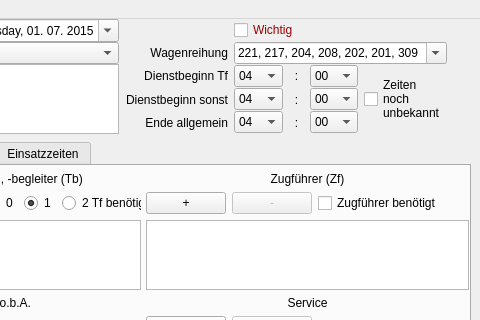
Before: the Qt Designer form Programm/Einsatzplaner/fahrtagwindow.ui in philjosch/Einsatzplaner, drawn with Qt 5; both pictures show x 195 to 675 and y 0 to 320 of the 675 by 625 pixel window.
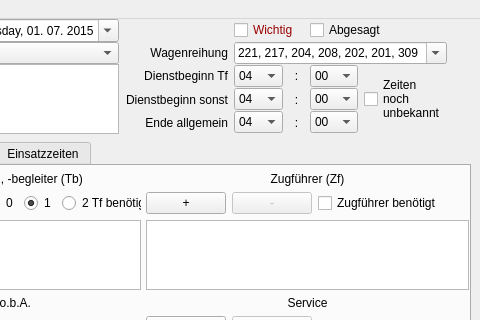
After: the same form once the commit is applied.

What changed in the file:
```diff
--- a/Programm/Einsatzplaner/fahrtagwindow.ui
+++ b/Programm/Einsatzplaner/fahrtagwindow.ui
@@ -2209,19 +2209,6 @@
         </property>
        </widget>
       </item>
-      <item row="0" column="4" colspan="4">
-       <widget class="QCheckBox" name="checkWichtig">
-        <property name="enabled">
-         <bool>true</bool>
-        </property>
-        <property name="styleSheet">
-         <string notr="true">color: #900;</string>
-        </property>
-        <property name="text">
-         <string>Wichtig</string>
-        </property>
-       </widget>
-      </item>
       <item row="1" column="2">
        <widget class="QComboBox" name="comboArt">
         <property name="enabled">
@@ -2533,15 +2520,6 @@
         </property>
        </widget>
       </item>
-      <item row="2" column="7" rowspan="3">
-       <widget class="QCheckBox" name="checkZeiten">
-        <property name="text">
-         <string>Zeiten
-noch
-unbekannt</string>
-        </property>
-       </widget>
-      </item>
       <item row="4" column="4">
        <widget class="QComboBox" name="comboTimeEndeH">
         <item>
@@ -2754,6 +2732,35 @@
         </property>
        </spacer>
       </item>
+      <item row="2" column="7" rowspan="3">
+       <widget class="QCheckBox" name="checkZeiten">
+        <property name="text">
+         <string>Zeiten
+noch
+unbekannt</string>
+        </property>
+       </widget>
+      </item>
+      <item row="0" column="4" colspan="2">
+       <widget class="QCheckBox" name="checkWichtig">
+        <property name="enabled">
+         <bool>true</bool>
+        </property>
+        <property name="styleSheet">
+         <string notr="true">color: #900;</string>
+        </property>
+        <property name="text">
+         <string>Wichtig</string>
+        </property>
+       </widget>
+      </item>
+      <item row="0" column="6" colspan="2">
+       <widget class="QCheckBox" name="checkAbgesagt">
+        <property name="text">
+         <string>Abgesagt</string>
+        </property>
+       </widget>
+      </item>
      </layout>
     </item>
    </layout>
```
